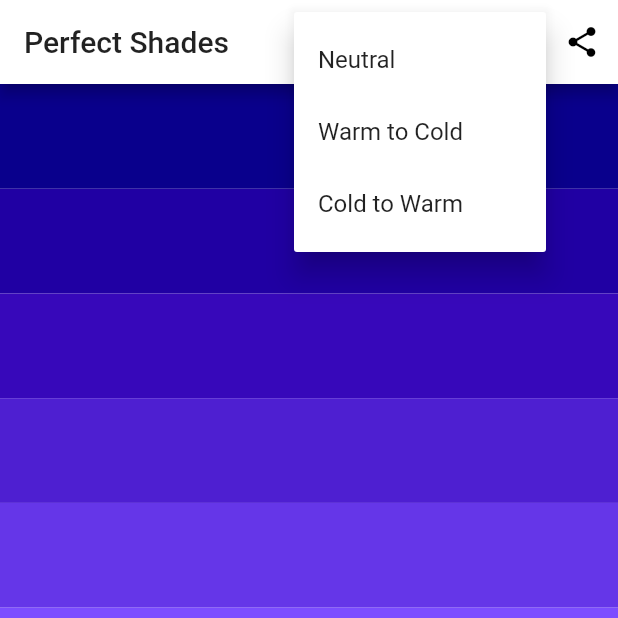
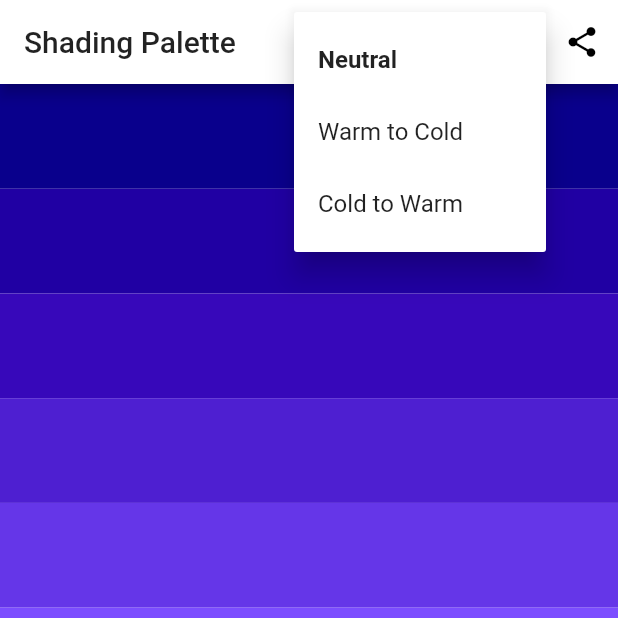
Before and after one commit to JuliaRechkunova/live-shades-app, a Flutter app: the screen it shows after launch, after a tap on the "tune" icon, on a phone screen of 412 x 824 dp, the top half of it. Run offline on Flutter 3.47's test engine with Material 2 defaults, Android fonts, the phone set to English and light mode, and no system bars; our stand-ins replace flutter_colorpicker, share.

Commit message:
Slim down

```diff
--- a/lib/main.dart
+++ b/lib/main.dart
@@ -1,140 +1,99 @@
 import 'dart:math';
-
 import 'package:flutter/material.dart';
+import 'package:flutter/services.dart';
 import 'package:flutter_colorpicker/flutter_colorpicker.dart';
 import 'package:share/share.dart';
-
 void main() => runApp(MyApp());
-
-final String appTitle = 'Perfect Shades';
-
+final String appName = 'Shading Palette';
+final List<String> shadingModes = ['Neutral', 'Warm to Cold', 'Cold to Warm'];
+enum Mode { neutral, warmToCold, coldToWarm }
 class MyApp extends StatelessWidget {
   @override
-  Widget build(BuildContext context) {
-    return MaterialApp(
-      title: appTitle,
-      theme: ThemeData(primaryColor: Colors.white),
-      home: ShadesScreen(title: appTitle),
+  Widget build(BuildContext ctx) => MaterialApp(title: appName, theme: ThemeData(primaryColor: Colors.white), home: Shades());
+}
+class Shades extends StatefulWidget {
+  @override
+  ShadesState createState() => ShadesState();
+}
+class ShadesState extends State<Shades> {
+  final GlobalKey<ScaffoldState> sKey = new GlobalKey<ScaffoldState>();
+  Color baseColor = Colors.deepPurpleAccent;
+  Mode mode = Mode.neutral;
+  int count = 5;
+  List<Color> get _colors {
+    List<Color> colors = [baseColor];
+    int step = (255 / (2 * count + 1)).floor();
+    List.generate(count, (int index) => index + 1).forEach((int index) {
+      int value = step * index;
+      Color hColor = Color(baseColor.value)
+          .withRed(up(baseColor.red, value, mode == Mode.coldToWarm))
+          .withGreen(up(baseColor.green, value, false))
+          .withBlue(up(baseColor.blue, value, mode == Mode.warmToCold));
+      Color sColor = Color(baseColor.value)
+          .withRed(down(baseColor.red, value, mode == Mode.warmToCold))
+          .withGreen(down(baseColor.green, value, false))
+          .withBlue(down(baseColor.blue, value, mode == Mode.coldToWarm));
+      colors.add(hColor);
+      colors.insert(0, sColor);
+    });
+    return colors;
+  }
+  int up(int c, int value, bool faster) => min((c + value * (faster ? 1.5 : 1)).round(), 255);
+  int down(int c, int value, bool slower) => max((c - value * (slower ? 0.5 : 1)).round(), 0);
+  String toHex(Color c) => '#${c.value.toRadixString(16).substring(2)}';
+  void modeChanged(Mode m) { setState(() => mode = m); }
+  void colorChanged(Color c) { setState(() => baseColor = c); }
+  void changeColor(BuildContext ctx) {
+    showDialog(
+      context: ctx,
+      builder: (BuildContext _) => AlertDialog(
+        title: Text('Change base color'),
+        content: SingleChildScrollView(child: ColorPicker(pickerColor: baseColor, onColorChanged: colorChanged))));
+  }
+  void _onTap(Color c) {
+    final snackBar = SnackBar(
+      backgroundColor: Colors.white,
+      content: Text(toHex(c), style: TextStyle(color: Colors.black87)),
+      action: SnackBarAction(label: 'COPY', onPressed: () {Clipboard.setData(ClipboardData(text: toHex(c)));}),
+    );
+    sKey.currentState.hideCurrentSnackBar();
+    sKey.currentState.showSnackBar(snackBar);
+  }
+  @override
+  Widget build(BuildContext ctx) {
+    return Scaffold(
+      key: sKey,
+      appBar: AppBar(
+        title: Text(appName),
+        actions: <Widget>[
+          IconButton(icon: Icon(Icons.palette), onPressed: () => changeColor(ctx)),
+          PopupMenuButton(
+            icon: Icon(Icons.tune),
+            itemBuilder: (BuildContext _) {
+              return Mode.values
+                .map((Mode m) => PopupMenuItem(
+                  value: m,
+                  child: Text(shadingModes[m.index], style: TextStyle(fontWeight: mode == m ? FontWeight.bold : FontWeight.normal))))
+                .toList();
+            },
+            onSelected: modeChanged,
+          ),
+          IconButton(icon: Icon(Icons.share), onPressed: () {Share.share(_colors.map((c) => toHex(c)).join('\n'));}),
+        ],
+      ),
+      body: Palette(colors: _colors, onTap: _onTap)
     );
   }
 }
-
-class ShadesScreen extends StatefulWidget {
-  ShadesScreen({Key key, this.title}) : super(key: key);
-  final String title;
-
-  @override
-  ShadesScreenState createState() => ShadesScreenState();
-}
-
-class ShadesScreenState extends State<ShadesScreen> {
-  Color _baseColor = Colors.deepPurpleAccent;
-  Mode _mode = Mode.neutral;
-  int _count = 5;
-
-  List<Color> get _colors {
-    List<Color> colors = [_baseColor];
-    int step = (255 / (2 * _count + 1)).floor();
-
-    List.generate(_count, (int index) => index + 1).forEach((int index) {
-      int value = step * index;
-      Color hColor = Color(_baseColor.value)
-          .withRed(up(_baseColor.red, value, _mode == Mode.coldToWarm))
-          .withGreen(up(_baseColor.green, value, false))
-          .withBlue(up(_baseColor.blue, value, _mode == Mode.warmToCold));
-
-      Color sColor = Color(_baseColor.value)
-          .withRed(down(_baseColor.red, value, _mode == Mode.warmToCold))
-          .withGreen(down(_baseColor.green, value, false))
-          .withBlue(down(_baseColor.blue, value, _mode == Mode.coldToWarm));
-
-      colors.add(hColor);
-      colors.insert(0, sColor);
-    });
-
-    return colors;
-  }
-
-  int down(int c, int value, bool dominating) =>
-      max((c - value * (dominating ? 0.5 : 1)).round(), 0);
-
-  int up(int c, int value, bool dominating) =>
-      min((c + value * (dominating ? 1.5 : 1)).round(), 255);
-
-  void _modeChanged(Mode mode) {
-    setState(() => _mode = mode);
-  }
-
-  void _colorChanged(Color color) {
-    setState(() => _baseColor = color);
-  }
-
-  void _changeColor(BuildContext context) {
-    showDialog(
-        context: context,
-        builder: (BuildContext context) {
-          return AlertDialog(
-              title: Text('Change base color'),
-              content: SingleChildScrollView(
-                  child: ColorPicker(
-                      pickerColor: _baseColor, onColorChanged: _colorChanged)));
-        });
-  }
-
-  @override
-  Widget build(BuildContext context) {
-    return Scaffold(
-        appBar: AppBar(
-          title: Text(widget.title),
-          actions: <Widget>[
-            IconButton(
-              icon: Icon(Icons.palette),
-              onPressed: () => _changeColor(context),
-            ),
-            PopupMenuButton(
-              icon: Icon(Icons.tune),
-              itemBuilder: (BuildContext context) {
-                return [
-                  PopupMenuItem(value: Mode.neutral, child: Text('Neutral')),
-                  PopupMenuItem(
-                      value: Mode.warmToCold, child: Text('Warm to Cold')),
-                  PopupMenuItem(
-                      value: Mode.coldToWarm, child: Text('Cold to Warm')),
-                ];
-              },
-              onSelected: _modeChanged,
-            ),
-            IconButton(
-              icon: Icon(Icons.share),
-              onPressed: () {
-                Share.share(_colors
-                    .map((color) =>
-                        '#${color.value.toRadixString(16).substring(2)}')
-                    .join('\n'));
-              },
-            ),
-          ],
-        ),
-        body: ColorList(colors: _colors));
-  }
-}
-
-enum Mode { warmToCold, neutral, coldToWarm }
-
-class ColorList extends StatelessWidget {
-  ColorList({@required this.colors});
-
+class Palette extends StatelessWidget {
+  Palette({@required this.colors, @required this.onTap});
   final List<Color> colors;
-
+  final Function onTap;
   @override
   Widget build(BuildContext context) {
     return Column(
       crossAxisAlignment: CrossAxisAlignment.stretch,
-      children: colors
-          .map((color) => Expanded(
-                child: Container(color: color),
-              ))
-          .toList(),
+      children: colors.map((color) => Expanded(child: GestureDetector(onTap: () {onTap(color);}, child: Container(color: color)))).toList(),
     );
   }
 }
```
